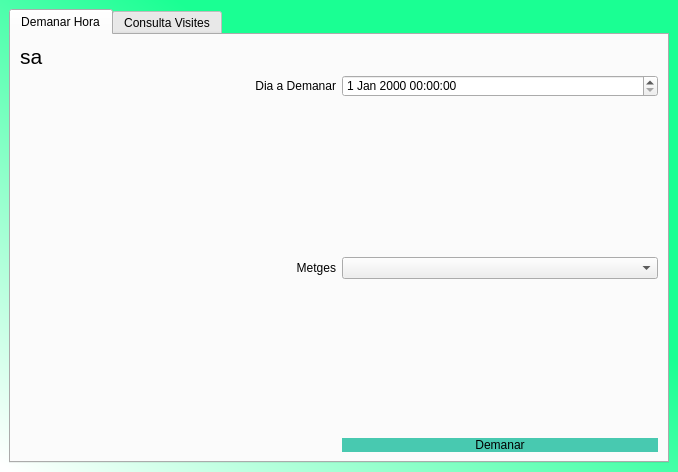
This is Vistes/Pacient.ui in Jordiva/MongoDB as Qt 5 draws it before an edit. The edited form follows.
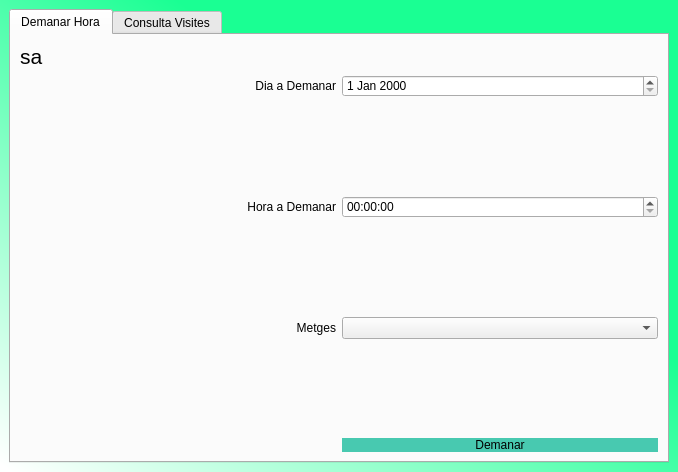
This is the edited form.

What changed in the file:
```diff
--- a/Vistes/Pacient.ui
+++ b/Vistes/Pacient.ui
@@ -30,7 +30,10 @@
         <string>Demanar Hora</string>
        </attribute>
        <layout class="QGridLayout" name="gridLayout_2">
-        <item row="6" column="1">
+        <item row="1" column="1">
+         <widget class="QDateEdit" name="dateEdit"/>
+        </item>
+        <item row="8" column="1">
          <widget class="QPushButton" name="pushButton">
           <property name="styleSheet">
            <string notr="true">border-radius:10px;
@@ -42,6 +45,19 @@
           </property>
          </widget>
         </item>
+        <item row="6" column="0">
+         <spacer name="verticalSpacer">
+          <property name="orientation">
+           <enum>Qt::Vertical</enum>
+          </property>
+          <property name="sizeHint" stdset="0">
+           <size>
+            <width>20</width>
+            <height>40</height>
+           </size>
+          </property>
+         </spacer>
+        </item>
         <item row="0" column="0">
          <widget class="QLabel" name="usuari">
           <property name="font">
@@ -62,8 +78,18 @@
           </property>
          </widget>
         </item>
-        <item row="4" column="0">
-         <spacer name="verticalSpacer">
+        <item row="5" column="0">
+         <widget class="QLabel" name="label_2">
+          <property name="text">
+           <string>Metges</string>
+          </property>
+          <property name="alignment">
+           <set>Qt::AlignRight|Qt::AlignTrailing|Qt::AlignVCenter</set>
+          </property>
+         </widget>
+        </item>
+        <item row="4" column="1">
+         <spacer name="verticalSpacer_3">
           <property name="orientation">
            <enum>Qt::Vertical</enum>
           </property>
@@ -75,8 +101,8 @@
           </property>
          </spacer>
         </item>
-        <item row="1" column="1">
-         <widget class="QDateTimeEdit" name="dateTimeEdit"/>
+        <item row="5" column="1">
+         <widget class="QComboBox" name="llista_metges"/>
         </item>
         <item row="1" column="0">
          <widget class="QLabel" name="label">
@@ -98,10 +124,14 @@
          </widget>
         </item>
         <item row="3" column="1">
-         <widget class="QComboBox" name="llista_metges"/>
+         <widget class="QTimeEdit" name="timeEdit">
+          <property name="displayFormat">
+           <string>HH:mm:ss</string>
+          </property>
+         </widget>
         </item>
         <item row="2" column="1">
-         <spacer name="verticalSpacer_3">
+         <spacer name="verticalSpacer_4">
           <property name="orientation">
            <enum>Qt::Vertical</enum>
           </property>
@@ -114,9 +144,9 @@
          </spacer>
         </item>
         <item row="3" column="0">
-         <widget class="QLabel" name="label_2">
+         <widget class="QLabel" name="label_3">
           <property name="text">
-           <string>Metges</string>
+           <string>Hora a Demanar</string>
           </property>
           <property name="alignment">
            <set>Qt::AlignRight|Qt::AlignTrailing|Qt::AlignVCenter</set>
```
